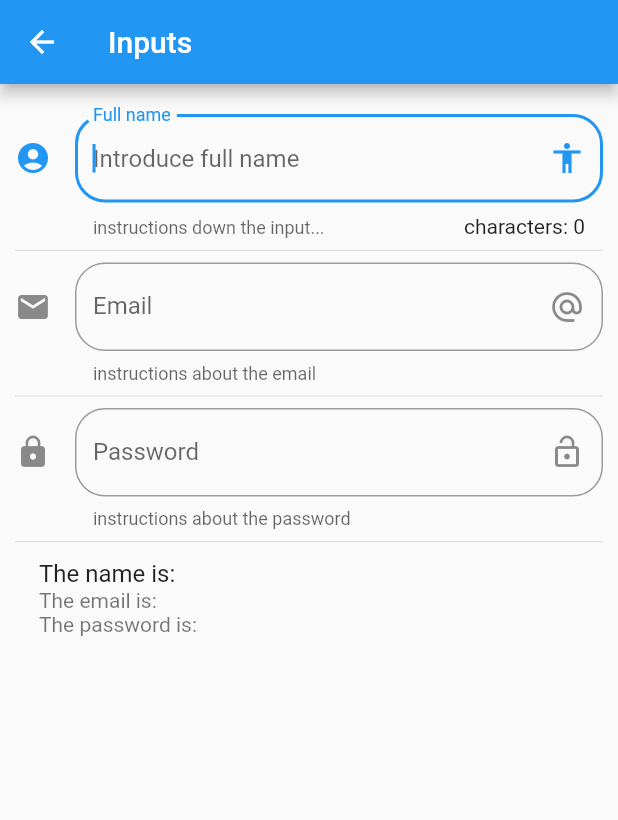
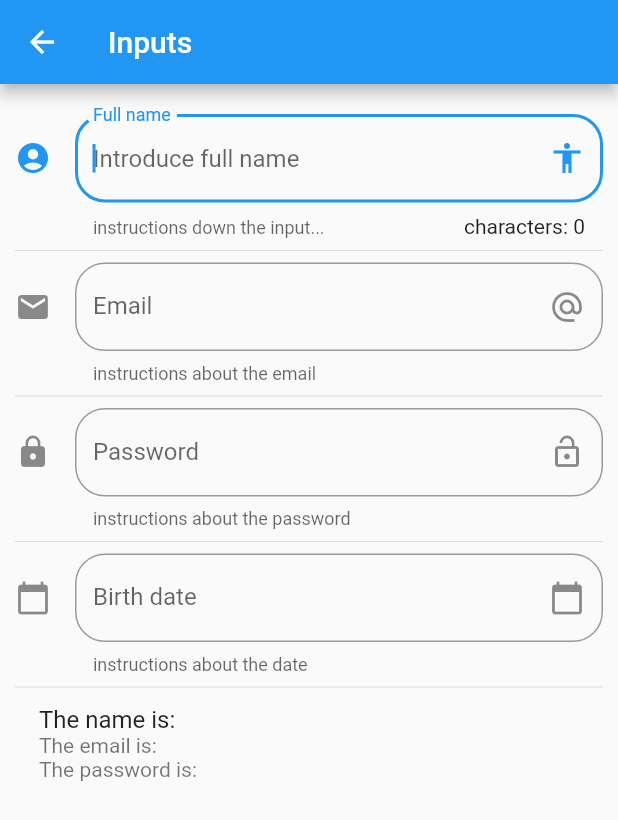
Before and after one commit to fperezco/flutter_widgets_party, a Flutter app: the InputPage screen opened by its route, on a phone screen of 412 x 824 dp. Shown: the top 820 px of the screen. Run offline on Flutter 3.47's test engine with Material 2 defaults, Android fonts, the phone set to English and light mode, and no system bars.

Commit message:
datepicker and controller added

```diff
--- a/lib/src/pages/input_page.dart
+++ b/lib/src/pages/input_page.dart
@@ -11,6 +11,10 @@ class _InputPageState extends State<InputPage> {
   String _name = "";
   String _email = "";
   String _password = "";
+  String _date = "";
+
+  // to manage a relationship between a var and an input
+  TextEditingController _inputFieldDateController = TextEditingController();
 
   @override
   Widget build(BuildContext context) {
@@ -24,6 +28,8 @@ class _InputPageState extends State<InputPage> {
             _createEmail(),
             Divider(),
             _createPassword(),
+            Divider(),
+            _createDate(context),
             Divider(),
             _createPerson()
           ],
@@ -94,7 +100,43 @@ class _InputPageState extends State<InputPage> {
             icon: Icon(Icons.lock)),
         onChanged: (value) => setState(() {
               _password = value;
-              print(_email);
+              print(_password);
             }));
   }
+
+  Widget _createDate(BuildContext context) {
+    return TextField(
+        controller:
+            _inputFieldDateController, //asign the controller to the input
+        enableInteractiveSelection: false,
+        decoration: InputDecoration(
+            border: OutlineInputBorder(borderRadius: BorderRadius.circular(20)),
+            hintText: "Introduce birth date",
+            helperText: "instructions about the date",
+            label: Text("Birth date"),
+            suffixIcon: Icon(Icons.calendar_today),
+            icon: Icon(Icons.calendar_today)),
+        onTap: () {
+          FocusScope.of(context).requestFocus(
+              new FocusNode()); //remove focus from element when click
+          _selectDate(context);
+        });
   }
+
+  /** Launch the dialog to select date */
+  void _selectDate(BuildContext context) async {
+    DateTime? pickedDateTime = await showDatePicker(
+        context: context,
+        initialDate: DateTime.now(),
+        firstDate: DateTime(2000),
+        lastDate: DateTime(2025));
+
+    if (pickedDateTime != null) {
+      setState(() {
+        _date = pickedDateTime.toString();
+        _inputFieldDateController.text =
+            _date; //to move the value to the input using the controller
+      });
+    }
+  }
+}
```
Lines whose indentation alone changed are shown as unchanged.
